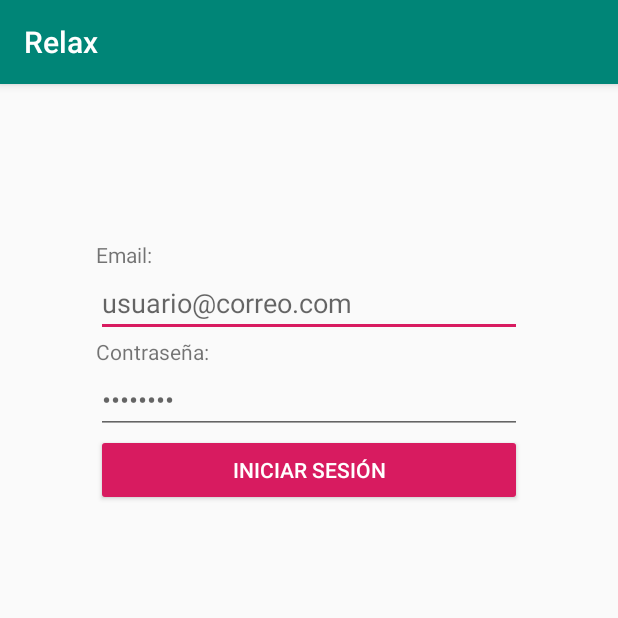
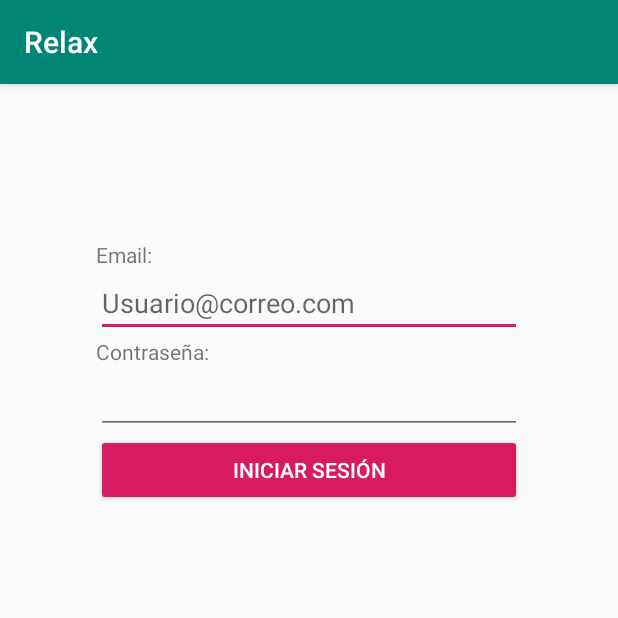
Before and after one commit to ajemmott/Relax, an Android app: the LoginActivity screen opened directly, with no data from a screen before it, on a phone screen of 412 x 824 dp, the top half of it. Run offline under Robolectric (Android 15) with nearby library versions, the phone set to English and light mode, and no system bars; our stand-ins replace Firebase (no records; nobody signed in at launch, a user with empty details on screens opened directly).

```diff
--- a/app/build.gradle
+++ b/app/build.gradle
@@ -20,6 +20,7 @@ android {
 
 dependencies {
     implementation fileTree(dir: 'libs', include: ['*.jar'])
+    implementation 'com.android.support:customtabs:28.0.0'
     implementation 'com.android.support:appcompat-v7:28.0.0'
     implementation 'com.android.support:support-v4:28.0.0'
     implementation 'com.android.support:support-media-compat:28.0.0'
@@ -29,6 +30,8 @@ dependencies {
     androidTestImplementation 'com.android.support.test:runner:1.0.2'
     androidTestImplementation 'com.android.support.test.espresso:espresso-core:3.0.2'
     implementation 'com.google.firebase:firebase-core:16.0.1'
+    implementation 'com.firebaseui:firebase-ui-auth:4.1.0'
+
 }
 
 apply plugin: 'com.google.gms.google-services'
--- a/app/src/main/AndroidManifest.xml
+++ b/app/src/main/AndroidManifest.xml
@@ -25,7 +25,7 @@
         <activity
             android:name=".Pantalla_principal"
             android:label="@string/title_activity_pantalla_principal" />
-        <activity android:name=".MostrartecnicaActivity"></activity>
+    <!--<activity android:name=".MostrartecnicaActivity"></activity>-->
     </application>
 
 </manifest>
--- a/app/src/main/java/com/example/jmbwb/relax/LoginActivity.java
+++ b/app/src/main/java/com/example/jmbwb/relax/LoginActivity.java
@@ -3,10 +3,15 @@ package com.example.jmbwb.relax;
 import android.support.v7.app.AppCompatActivity;
 import android.os.Bundle;
 
+import com.google.firebase.auth.FirebaseAuth;
+import com.google.firebase.auth.FirebaseUser;
+
 public class LoginActivity extends AppCompatActivity {
-
+    private FirebaseAuth mAuth;
     @Override
     protected void onCreate(Bundle savedInstanceState) {
+
+        mAuth = FirebaseAuth.getInstance();
         super.onCreate(savedInstanceState);
         setContentView(R.layout.activity_login);
     }
--- a/app/src/main/res/layout/activity_login.xml
+++ b/app/src/main/res/layout/activity_login.xml
@@ -35,12 +35,13 @@
             android:layout_height="wrap_content"
             android:text="Email:" />
 
+
         <EditText
-            android:id="@+id/editText_emailUsuario"
+            android:id="@+id/editText_email"
             android:layout_width="match_parent"
             android:layout_height="wrap_content"
             android:ems="10"
-            android:hint="usuario@correo.com"
+            android:hint="Usuario@correo.com"
             android:inputType="textEmailAddress" />
 
         <TextView
@@ -49,12 +50,12 @@
             android:layout_height="wrap_content"
             android:text="Contraseña:" />
 
+
         <EditText
             android:id="@+id/editText2"
             android:layout_width="match_parent"
             android:layout_height="wrap_content"
             android:ems="10"
-            android:hint="••••••••"
             android:inputType="textPassword" />
 
         <Button
```
Also changed, not shown: app/src/main/res/values/strings.xml (+6 -1 lines).
